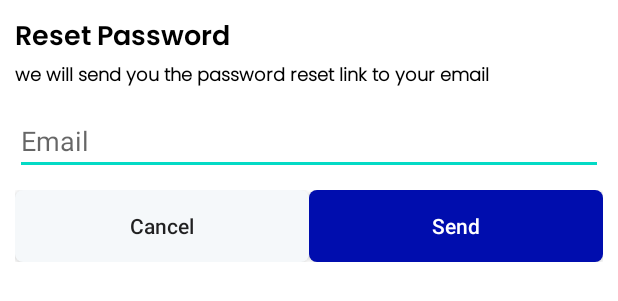
After one commit to Abdelrhmanmomtaz58/AM-Shopping, an Android app: the layout reset_password_dialog.xml on its own in the app's theme, with its tools: preview values and no code run, on a phone screen of 412 x 824 dp. The commit adds this screen. Shown: the top 301 px of the screen. Run offline under Robolectric (Android 15) with nearby library versions, the phone set to English and light mode, and no system bars.

Commit message:
Reset password

```diff
--- /dev/null
+++ b/app/src/main/res/layout/reset_password_dialog.xml
@@ -0,0 +1,77 @@
+<?xml version="1.0" encoding="utf-8"?>
+<androidx.constraintlayout.widget.ConstraintLayout xmlns:android="http://schemas.android.com/apk/res/android"
+    android:layout_width="match_parent"
+    android:layout_height="wrap_content"
+    xmlns:app="http://schemas.android.com/apk/res-auto">
+    <TextView
+        android:id="@+id/tvResetPassword"
+        android:layout_width="wrap_content"
+        android:layout_height="wrap_content"
+        android:layout_marginTop="10dp"
+        android:layout_marginStart="10dp"
+        android:fontFamily="@font/poppins_thin"
+        android:text="@string/reset_password"
+        android:textColor="@color/black"
+        android:textSize="18sp"
+        android:textStyle="bold"
+        app:layout_constraintStart_toStartOf="parent"
+        app:layout_constraintTop_toTopOf="parent"/>
+    <TextView
+        android:id="@+id/tvResetPasswordText"
+        android:layout_width="0dp"
+        android:layout_height="wrap_content"
+        android:layout_marginEnd="10dp"
+        android:fontFamily="@font/poppins_light"
+        android:text="@string/we_will_send_you_the_password_reset_link_to_your_email"
+        android:textColor="@color/black"
+        android:textSize="12sp"
+        android:textStyle="bold"
+        app:layout_constraintEnd_toEndOf="parent"
+        app:layout_constraintStart_toStartOf="@id/tvResetPassword"
+        app:layout_constraintTop_toBottomOf="@id/tvResetPassword"/>
+    <EditText
+        android:id="@+id/edResetPassword"
+        android:layout_width="0dp"
+        android:layout_height="wrap_content"
+        android:layout_marginTop="10dp"
+        android:layout_marginBottom="20dp"
+        android:hint="Email"
+        app:layout_constraintEnd_toEndOf="@id/tvResetPasswordText"
+        app:layout_constraintStart_toStartOf="@id/tvResetPasswordText"
+        app:layout_constraintTop_toBottomOf="@id/tvResetPasswordText"/>
+    <LinearLayout
+        android:layout_width="0dp"
+        android:layout_height="wrap_content"
+        android:layout_marginTop="10dp"
+        android:layout_marginBottom="20dp"
+        app:layout_constraintBottom_toBottomOf="parent"
+        app:layout_constraintEnd_toEndOf="@id/edResetPassword"
+        app:layout_constraintStart_toStartOf="@id/edResetPassword"
+        app:layout_constraintTop_toBottomOf="@id/edResetPassword"
+        android:orientation="horizontal">
+
+        <androidx.appcompat.widget.AppCompatButton
+            android:id="@+id/buttonCancelResetPassword"
+            android:layout_width="wrap_content"
+            android:layout_height="wrap_content"
+            android:layout_weight="1"
+            android:background="@drawable/white_background"
+            android:text="Cancel"
+            android:textAllCaps="false"/>
+        <androidx.appcompat.widget.AppCompatButton
+            android:id="@+id/buttonSendResetPassword"
+            android:layout_width="wrap_content"
+            android:layout_height="wrap_content"
+            android:layout_weight="1"
+            android:background="@drawable/blue_background"
+            android:text="Send"
+            android:textColor="@color/white"
+            android:textAllCaps="false"/>
+
+    </LinearLayout>
+
+
+
+
+
+</androidx.constraintlayout.widget.ConstraintLayout>
--- a/app/src/main/res/values/strings.xml
+++ b/app/src/main/res/values/strings.xml
@@ -2,4 +2,6 @@
     <string name="app_name">A&amp;M Shopping</string>
     <string name="rightAddress">The Right Address\nFor Shopping\nAny day</string>
     <string name="qulity">It is now very easy to reach the\nbest quality among the\nproducts on the internet!</string>
+    <string name="reset_password">Reset Password</string>
+    <string name="we_will_send_you_the_password_reset_link_to_your_email">we will send you the password reset link to your email</string>
 </resources>
```
Also changed, not shown: app/src/main/java/com/momtaz/amshopping/dialog/ResetPasswordDialog.kt (added, +30 -0 lines), app/src/main/java/com/momtaz/amshopping/fragment/loginRegister/LoginFragment.kt (+30 -1 lines), app/src/main/java/com/momtaz/amshopping/viewmodel/LoginViewModel.kt (+22 -0 lines), app/src/main/res/values/styles.xml (+36 -0 lines).
